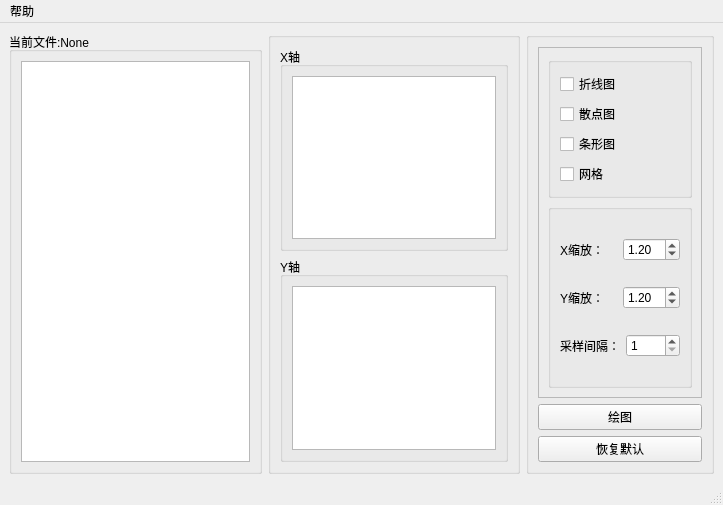
Old version of the form res/ui/draw.ui in the repository LiYorange/MyOFP2.0.
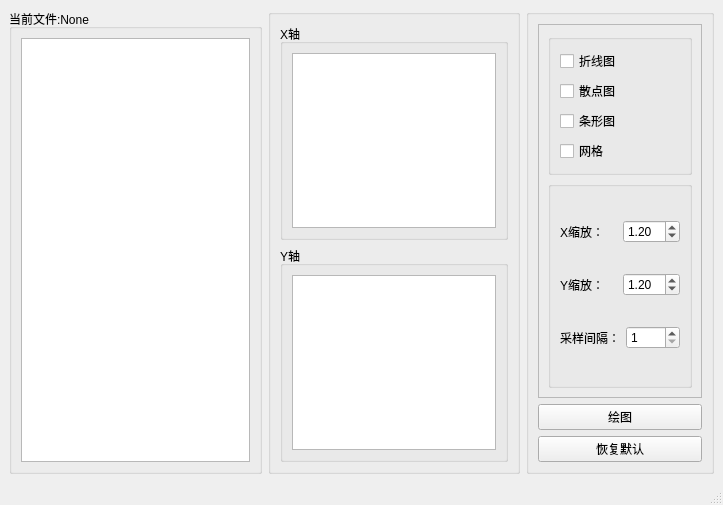
New version of the form. Icons and pictures are not drawn.

```diff
--- a/res/ui/draw.ui
+++ b/res/ui/draw.ui
@@ -263,13 +263,6 @@
      <height>23</height>
     </rect>
    </property>
-   <widget class="QMenu" name="menu">
-    <property name="title">
-     <string>帮助</string>
-    </property>
-    <addaction name="action"/>
-   </widget>
-   <addaction name="menu"/>
   </widget>
   <widget class="QStatusBar" name="statusbar"/>
   <action name="action">
```
Left out of the diff: 8 changed lines with no effect on the pictures.
